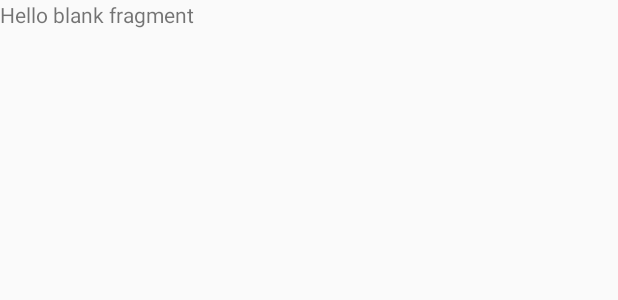
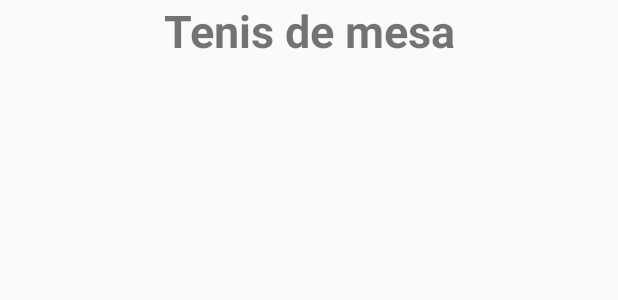
Before and after one commit to SergioFloresTavara/F2Reservas, an Android app: the layout fragment_b02_pp.xml on its own in the app's theme, with its tools: preview values and no code run, on a phone screen of 412 x 824 dp. Shown: the top 300 px of the screen. Run offline under Robolectric (Android 15) with nearby library versions, the phone set to English and light mode, and no system bars.

Commit message:
Linkeo de fragments

```diff
--- a/app/src/main/java/pe/edu/ulima/f2reservas/BookingActivity.kt
+++ b/app/src/main/java/pe/edu/ulima/f2reservas/BookingActivity.kt
@@ -4,6 +4,7 @@ import android.content.Intent
 import androidx.appcompat.app.AppCompatActivity
 import android.os.Bundle
 import android.view.MenuItem
+import android.widget.Button
 import androidx.core.view.GravityCompat
 import pe.edu.ulima.f2reservas.databinding.ActivityBookingBinding
 import pe.edu.ulima.f2reservas.databinding.ActivityInformationBinding
@@ -19,7 +20,6 @@ class BookingActivity : AppCompatActivity() {
 
 
         supportFragmentManager.beginTransaction().add(binding.fragmentContainerView.id,B01AmbienteFragment()).commit()
-
 
         binding.toolbarNombre.setOnClickListener{
             binding.drawerLayoutB.openDrawer(GravityCompat.START)
--- a/app/src/main/res/layout/fragment_b02_pp.xml
+++ b/app/src/main/res/layout/fragment_b02_pp.xml
@@ -1,14 +1,16 @@
 <?xml version="1.0" encoding="utf-8"?>
-<FrameLayout xmlns:android="http://schemas.android.com/apk/res/android"
+<RelativeLayout xmlns:android="http://schemas.android.com/apk/res/android"
     xmlns:tools="http://schemas.android.com/tools"
     android:layout_width="match_parent"
     android:layout_height="match_parent"
     tools:context=".fragments.booking.B02PpFragment">
 
-    <!-- TODO: Update blank fragment layout -->
     <TextView
         android:layout_width="match_parent"
         android:layout_height="match_parent"
-        android:text="@string/hello_blank_fragment" />
+        android:gravity="center_horizontal"
+        android:text="Tenis de mesa"
+        android:textSize="30dp"
+        android:textStyle="bold" />
 
-</FrameLayout>
+</RelativeLayout>
```
Also changed, not shown: app/src/main/java/pe/edu/ulima/f2reservas/fragments/booking/B01AmbienteFragment.kt (+14 -0 lines), app/src/main/res/layout/fragment_b03_jenga.xml (+6 -4 lines), app/src/main/res/layout/fragment_b04_cubiculos.xml (+6 -4 lines), app/src/main/res/layout/fragment_b05_ajedrez.xml (+6 -4 lines).
